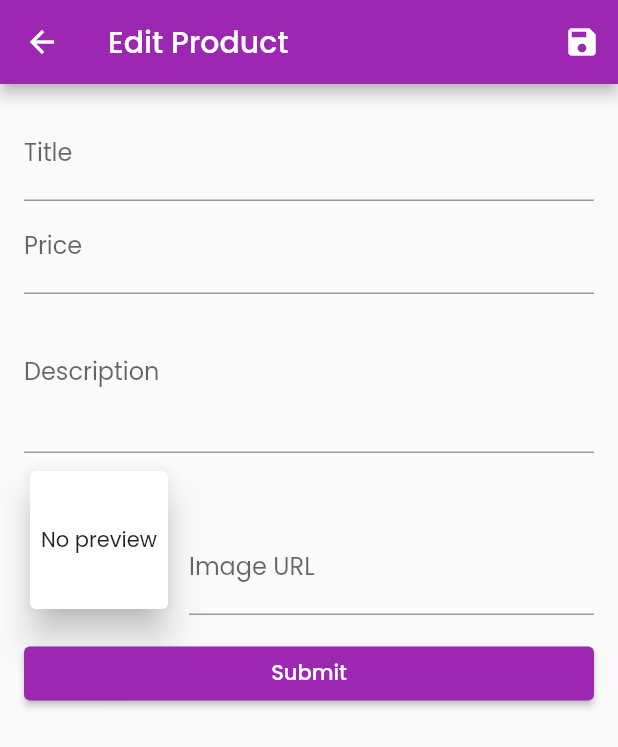
After one commit to vivek64789/flutter_basic_shop_app, a Flutter app: the UserProductScreen screen opened by its route, after a tap on the "delete" icon, after a tap on the "add" icon, on a phone screen of 412 x 824 dp. The commit adds this screen. Shown: the top 747 px of the screen. Run offline on Flutter 3.47's test engine with Material 2 defaults, Android fonts, the phone set to English and light mode, and no system bars; network calls fail.

```diff
--- a/lib/main.dart
+++ b/lib/main.dart
@@ -4,9 +4,11 @@ import 'package:shopapp/providers/cart.dart';
 import 'package:shopapp/providers/orders.dart';
 import 'package:shopapp/providers/products.dart';
 import 'package:shopapp/screens/cart_screen.dart';
+import 'package:shopapp/screens/edit_product_screen.dart';
 import 'package:shopapp/screens/orders_screen.dart';
 import 'package:shopapp/screens/product_detail_screen.dart';
 import 'package:shopapp/screens/products_overview_screen.dart';
+import 'package:shopapp/screens/user_product_screen.dart';
 
 void main() {
   runApp(MyApp());
@@ -38,6 +40,8 @@ class MyApp extends StatelessWidget {
           CartScreen.routeName: (context) => CartScreen(),
           OrdersScreen.routeName: (context) => OrdersScreen(),
           ProductsOverView.routeName: (context) => ProductsOverView(),
+          UserProductScreen.routeName: (context) => UserProductScreen(),
+          EditProductScreen.routeName: (context) => EditProductScreen(),
         },
         title: 'Shop App',
         theme: ThemeData(
--- a/lib/providers/products.dart
+++ b/lib/providers/products.dart
@@ -50,8 +50,27 @@ class Products with ChangeNotifier {
     return _items.firstWhere((product) => product.id == id);
   }
 
-  void addProduct() {
+  void addProduct(Product product) {
+    final tempProduct = Product(
+        id: DateTime.now().toString(),
+        title: product.title,
+        description: product.description,
+        imageUrl: product.imageUrl,
+        price: product.price);
+
+    _items.add(tempProduct);
     notifyListeners(); // this will notify that our data is updated and it will
     //rebuild the widgets that listens to this notifier
   }
+
+  removeItem(String productId) {
+    _items.removeWhere((item) => item.id == productId);
+    notifyListeners();
+  }
+
+  void updateProduct(String id, Product editedProduct) {
+    final index = _items.indexWhere((item) => item.id == id);
+    _items[index] = editedProduct;
+    notifyListeners();
+  }
 }
--- /dev/null
+++ b/lib/screens/edit_product_screen.dart
@@ -0,0 +1,272 @@
+import 'package:flutter/material.dart';
+import 'package:provider/provider.dart';
+import 'package:shopapp/providers/product.dart';
+import 'package:shopapp/providers/products.dart';
+
+class EditProductScreen extends StatefulWidget {
+  static const routeName = "/edit-product";
+  const EditProductScreen({Key? key}) : super(key: key);
+
+  @override
+  _EditProductScreenState createState() => _EditProductScreenState();
+}
+
+class _EditProductScreenState extends State<EditProductScreen> {
+  final _priceFocusNode = FocusNode();
+  final _descriptionFocusNode = FocusNode();
+  final _imageURLController = TextEditingController();
+  final _imageURLFocusNode = FocusNode();
+  final _formKey = GlobalKey<FormState>();
+  var _editedProduct = Product(
+    id: "",
+    title: "",
+    description: "",
+    imageUrl: "",
+    price: 0,
+  );
+
+  var _isInit = true;
+
+  var _initProduct = {
+    'id': '',
+    'title': '',
+    'description': '',
+    'imageUrl': '',
+    'price': '',
+  };
+
+  @override
+  void initState() {
+    _imageURLFocusNode.addListener(_imageUrlPreview);
+    super.initState();
+  }
+
+  @override
+  void dispose() {
+    _priceFocusNode.dispose();
+    _descriptionFocusNode.dispose();
+    _imageURLController.dispose();
+    _imageURLFocusNode.dispose();
+    _imageURLFocusNode.removeListener(_imageUrlPreview);
+    super.dispose();
+  }
+
+  @override
+  void didChangeDependencies() {
+    final productId = ModalRoute.of(context)!.settings.arguments as String;
+
+    if (_isInit && productId.isNotEmpty) {
+      _editedProduct = Provider.of<Products>(context).getProductById(productId);
+
+      _initProduct = {
+        'id': _editedProduct.id,
+        'title': _editedProduct.title,
+        'price': _editedProduct.price.toString(),
+        'description': _editedProduct.description,
+        'imageUrl': '',
+      };
+      _imageURLController.text = _editedProduct.imageUrl;
+    }
+    _isInit = false;
+    super.didChangeDependencies();
+  }
+
+  void _imageUrlPreview() {
+    final value = _imageURLController.text;
+
+    if ((!value.startsWith("https") && !value.startsWith("http")) ||
+        (!value.endsWith(".jpg") &&
+            !value.endsWith(".png") &&
+            !value.endsWith(".jpeg"))) {
+      return;
+    }
+
+    if (!_imageURLFocusNode.hasFocus) {
+      setState(() {});
+    }
+  }
+
+  void _saveFormData() {
+    final isValid = _formKey.currentState!.validate();
+    if (!isValid) {
+      return;
+    }
+    _formKey.currentState!.save();
+    if (_editedProduct.id.isEmpty) {
+      Provider.of<Products>(context, listen: false).addProduct(_editedProduct);
+    } else {
+      Provider.of<Products>(context, listen: false)
+          .updateProduct(_editedProduct.id, _editedProduct);
+    }
+    Navigator.pop(context);
+  }
+
+  @override
+  Widget build(BuildContext context) {
+    return Scaffold(
+      appBar: AppBar(
+        title: Text("Edit Product"),
+        actions: [
+          IconButton(
+            icon: Icon(Icons.save),
+            onPressed: _saveFormData,
+          )
+        ],
+      ),
+      body: Padding(
+        padding: const EdgeInsets.all(16.0),
+        child: Form(
+            autovalidateMode: AutovalidateMode.onUserInteraction,
+            key: _formKey,
+            child: ListView(
+              children: [
+                TextFormField(
+                    initialValue: _initProduct['title'],
+                    decoration: InputDecoration(labelText: "Title"),
+                    textInputAction: TextInputAction.next,
+                    onFieldSubmitted: (_) {
+                      FocusScope.of(context).requestFocus(_priceFocusNode);
+                    },
+                    onSaved: (value) {
+                      _editedProduct = Product(
+                        id: _editedProduct.id,
+                        title: value!,
+                        description: _editedProduct.description,
+                        imageUrl: _editedProduct.imageUrl,
+                        price: _editedProduct.price,
+                        isFavorite: _editedProduct.isFavorite,
+                      );
+                    },
+                    validator: (value) {
+                      if (value!.isEmpty) {
+                        return 'Please enter title ';
+                      }
+                      return null;
+                    }),
+                TextFormField(
+                  initialValue: _initProduct['price'],
+                  decoration: InputDecoration(labelText: "Price"),
+                  textInputAction: TextInputAction.next,
+                  keyboardType: TextInputType.number,
+                  focusNode: _priceFocusNode,
+                  onFieldSubmitted: (value) {
+                    FocusScope.of(context).requestFocus(_descriptionFocusNode);
+                  },
+                  onSaved: (value) {
+                    _editedProduct = Product(
+                      id: _editedProduct.id,
+                      title: _editedProduct.title,
+                      description: _editedProduct.description,
+                      imageUrl: _editedProduct.imageUrl,
+                      price: double.parse(value!),
+                      isFavorite: _editedProduct.isFavorite,
+                    );
+                  },
+                  validator: (value) {
+                    if (value!.isEmpty) {
+                      return "Please enter price.";
+                    }
+                    if (double.tryParse(value) == null) {
+                      return "Please enter number.";
+                    }
+
+                    if (double.parse(value) <= 0) {
+                      return "Invalid Price";
+                    }
+                    return null;
+                  },
+                ),
+                TextFormField(
+                  initialValue: _initProduct['description'],
+                  decoration: InputDecoration(labelText: "Description"),
+                  keyboardType: TextInputType.multiline,
+                  maxLines: 3,
+                  focusNode: _descriptionFocusNode,
+                  onSaved: (value) {
+                    _editedProduct = Product(
+                      id: _editedProduct.id,
+                      title: _editedProduct.title,
+                      description: value!,
+                      imageUrl: _editedProduct.imageUrl,
+                      price: _editedProduct.price,
+                      isFavorite: _editedProduct.isFavorite,
+                    );
+                  },
+                  validator: (value) {
+                    if (value!.isEmpty) {
+                      return "Please enter description";
+                    }
+                    if (value.length < 10) {
+                      return "Please write description more than 10 characters.";
+                    }
+                    return null;
+                  },
+                ),
+                Row(
+                  crossAxisAlignment: CrossAxisAlignment.end,
+                  children: [
+                    Container(
+                      height: 100,
+                      width: 100,
+                      margin: EdgeInsets.only(
+                        top: 8,
+                        right: 10,
+                      ),
+                      child: Card(
+                        elevation: 10,
+                        child: _imageURLController.text.isNotEmpty
+                            ? Image.network(
+                                _imageURLController.text,
+                                fit: BoxFit.cover,
+                              )
+                            : Center(
+                                child: Text("No preview"),
+                              ),
+                      ),
+                    ),
+                    Expanded(
+                      child: TextFormField(
+                        decoration: InputDecoration(labelText: "Image URL"),
+                        textInputAction: TextInputAction.done,
+                        controller: _imageURLController,
+                        focusNode: _imageURLFocusNode,
+                        onFieldSubmitted: (_) {
+                          _saveFormData();
+                        },
+                        onSaved: (value) {
+                          _editedProduct = Product(
+                            id: _editedProduct.id,
+                            title: _editedProduct.title,
+                            description: _editedProduct.description,
+                            imageUrl: value!,
+                            price: _editedProduct.price,
+                            isFavorite: _editedProduct.isFavorite,
+                          );
+                        },
+                        validator: (value) {
+                          if (value!.isEmpty) {
+                            return "Please enter Image URL";
+                          } else if (!value.startsWith("https") &&
+                              !value.startsWith("http")) {
+                            return "Invalid URL";
+                          } else if (!value.endsWith(".jpg") &&
+                              !value.endsWith(".png") &&
+                              !value.endsWith(".jpeg")) {
+                            return "Invalid Image format";
+                          }
+                          return null;
+                        },
+                      ),
+                    ),
+                  ],
+                ),
+                Container(
+                    margin: EdgeInsets.only(top: 15),
+                    child: ElevatedButton(
+                        onPressed: _saveFormData, child: Text("Submit")))
+              ],
+            )),
+      ),
+    );
+  }
+}
--- a/lib/screens/products_overview_screen.dart
+++ b/lib/screens/products_overview_screen.dart
@@ -53,7 +53,7 @@ class _ProductsOverViewState extends State<ProductsOverView> {
             icon: Icon(Icons.more_vert),
           ),
           Consumer<Cart>(
-            builder: (_, cart, _1) => Badge(
+            builder: (_, cart, child) => Badge(
               child: IconButton(
                 icon: cart.checkIfCartEmpty
                     ? Icon(Icons.shopping_cart_outlined)
--- /dev/null
+++ b/lib/screens/user_product_screen.dart
@@ -0,0 +1,47 @@
+import 'package:flutter/material.dart';
+import 'package:provider/provider.dart';
+import 'package:shopapp/providers/products.dart';
+import 'package:shopapp/screens/edit_product_screen.dart';
+import 'package:shopapp/widgets/drawer.dart';
+import 'package:shopapp/widgets/manage_user_product_item.dart';
+
+class UserProductScreen extends StatelessWidget {
+  static const routeName = "/manage_user-product";
+  const UserProductScreen({Key? key}) : super(key: key);
+
+  @override
+  Widget build(BuildContext context) {
+    final productProvider = Provider.of<Products>(context);
+    return Scaffold(
+      drawer: DrawerWidget(),
+      appBar: AppBar(
+        title: const Text("Manage Product"),
+        actions: [
+          IconButton(
+            onPressed: () {
+              Navigator.of(context)
+                  .pushNamed(EditProductScreen.routeName, arguments: '');
+            },
+            icon: const Icon(Icons.add),
+          ),
+        ],
+      ),
+      body: Padding(
+        padding: EdgeInsets.all(
+          20,
+        ),
+        child: ListView.builder(
+          itemBuilder: (_, index) {
+            return ManageUserProductItem(
+              id: productProvider.items[index].id,
+              title: productProvider.items[index].title,
+              imageUrl: productProvider.items[index].imageUrl,
+              productId: productProvider.items[index].id,
+            );
+          },
+          itemCount: productProvider.items.length,
+        ),
+      ),
+    );
+  }
+}
--- a/lib/widgets/badge.dart
+++ b/lib/widgets/badge.dart
@@ -2,9 +2,9 @@ import 'package:flutter/material.dart';
 import 'package:flutter/rendering.dart';
 
 class Badge extends StatelessWidget {
-  Widget child;
-  String value;
-  Color color;
+  final Widget child;
+  final String value;
+  final Color color;
 
   Badge({
     Key? key,
--- a/lib/widgets/drawer.dart
+++ b/lib/widgets/drawer.dart
@@ -1,6 +1,7 @@
 import 'package:flutter/material.dart';
 import 'package:shopapp/screens/orders_screen.dart';
 import 'package:shopapp/screens/products_overview_screen.dart';
+import 'package:shopapp/screens/user_product_screen.dart';
 import 'package:shopapp/widgets/drawer_item.dart';
 
 class DrawerWidget extends StatelessWidget {
@@ -18,7 +19,7 @@ class DrawerWidget extends StatelessWidget {
         padding: EdgeInsets.symmetric(vertical: 30, horizontal: 10),
         child: Column(
           children: [
-             DrawerItem(
+            DrawerItem(
               routeName: ProductsOverView.routeName,
               text: 'Products',
             ),
@@ -26,6 +27,10 @@ class DrawerWidget extends StatelessWidget {
               routeName: OrdersScreen.routeName,
               text: 'Orders',
             ),
+            DrawerItem(
+              routeName: UserProductScreen.routeName,
+              text: 'Manage Products',
+            ),
           ],
         ),
       )),
--- /dev/null
+++ b/lib/widgets/manage_user_product_item.dart
@@ -0,0 +1,56 @@
+import 'package:flutter/material.dart';
+import 'package:provider/provider.dart';
+import 'package:shopapp/providers/products.dart';
+import 'package:shopapp/screens/edit_product_screen.dart';
+
+class ManageUserProductItem extends StatelessWidget {
+  const ManageUserProductItem(
+      {Key? key,
+      required this.id,
+      required this.title,
+      required this.imageUrl,
+      required this.productId})
+      : super(key: key);
+  final String id;
+  final String title;
+  final String imageUrl;
+  final String productId;
+
+  @override
+  Widget build(BuildContext context) {
+    final productProvider = Provider.of<Products>(context, listen: false);
+    return Card(
+      child: ListTile(
+        leading: CircleAvatar(
+          backgroundImage: NetworkImage(imageUrl),
+        ),
+        title: Text(title),
+        trailing: Container(
+            width: 100,
+            child: Row(
+              children: [
+                IconButton(
+                  onPressed: () {
+                    Navigator.of(context)
+                        .pushNamed(EditProductScreen.routeName, arguments: id);
+                  },
+                  icon: Icon(
+                    Icons.edit,
+                    color: Theme.of(context).primaryColor,
+                  ),
+                ),
+                IconButton(
+                  onPressed: () {
+                    productProvider.removeItem(productId);
+                  },
+                  icon: Icon(
+                    Icons.delete,
+                    color: Theme.of(context).errorColor,
+                  ),
+                ),
+              ],
+            )),
+      ),
+    );
+  }
+}
--- a/lib/widgets/order_item.dart
+++ b/lib/widgets/order_item.dart
@@ -1,7 +1,6 @@
 import 'dart:math';
 
 import 'package:flutter/material.dart';
-import 'package:intl/intl.dart';
 import 'package:shopapp/providers/orders.dart' as ord;
 
 class OrderItem extends StatefulWidget {
--- a/lib/widgets/product_item.dart
+++ b/lib/widgets/product_item.dart
@@ -61,6 +61,11 @@ class ProductItem extends StatelessWidget {
                   product.price,
                   product.imageUrl,
                 ),
+                ScaffoldMessenger.of(context).showSnackBar(
+                  const SnackBar(
+                    content: Text("Item Added"),
+                  ),
+                ),
               },
             ),
           ),
```
Also changed, not shown: lib/widgets/cart_item.dart (+31 -7 lines).
